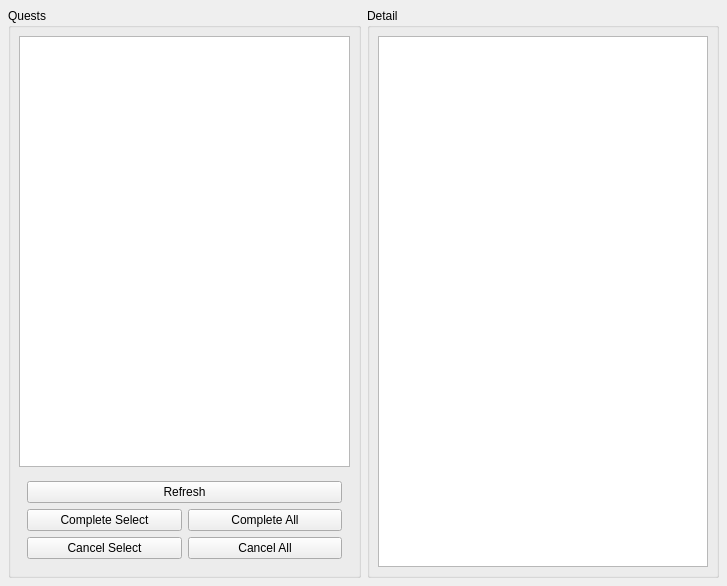
First picture: the form in ui/components/quests/quests.ui, repository evrins/dnf-gm-tool, before the edit.
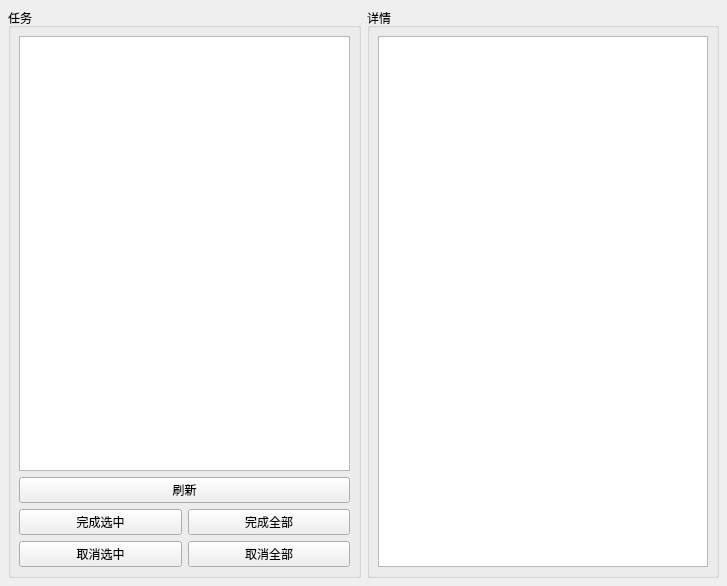
Second picture: the form after the edit.

Patch:
```diff
--- a/ui/components/quests/quests.ui
+++ b/ui/components/quests/quests.ui
@@ -29,7 +29,7 @@
    <item>
     <widget class="QGroupBox" name="quest_group_box">
      <property name="title">
-      <string>Quests</string>
+      <string>任务</string>
      </property>
      <layout class="QVBoxLayout" name="verticalLayout">
       <property name="leftMargin">
@@ -58,49 +58,49 @@
        <widget class="QWidget" name="btn_group" native="true">
         <layout class="QGridLayout" name="gridLayout">
          <property name="leftMargin">
-          <number>8</number>
+          <number>0</number>
          </property>
          <property name="topMargin">
-          <number>8</number>
+          <number>0</number>
          </property>
          <property name="rightMargin">
-          <number>8</number>
+          <number>0</number>
          </property>
          <property name="bottomMargin">
-          <number>8</number>
+          <number>0</number>
          </property>
          <item row="2" column="0">
           <widget class="QPushButton" name="cancel_select_btn">
            <property name="text">
-            <string>Cancel Select</string>
+            <string>取消选中</string>
            </property>
           </widget>
          </item>
          <item row="2" column="1">
           <widget class="QPushButton" name="cancel_all_btn">
            <property name="text">
-            <string>Cancel All</string>
+            <string>取消全部</string>
            </property>
           </widget>
          </item>
          <item row="1" column="1">
           <widget class="QPushButton" name="complete_all_btn">
            <property name="text">
-            <string>Complete All</string>
+            <string>完成全部</string>
            </property>
           </widget>
          </item>
          <item row="1" column="0">
           <widget class="QPushButton" name="complete_select_btn">
            <property name="text">
-            <string>Complete Select</string>
+            <string>完成选中</string>
            </property>
           </widget>
          </item>
          <item row="0" column="0" colspan="2">
           <widget class="QPushButton" name="refresh_btn">
            <property name="text">
-            <string>Refresh</string>
+            <string>刷新</string>
            </property>
           </widget>
          </item>
@@ -113,7 +113,7 @@
    <item>
     <widget class="QGroupBox" name="detail_group_box">
      <property name="title">
-      <string>Detail</string>
+      <string>详情</string>
      </property>
      <layout class="QVBoxLayout" name="verticalLayout_2">
       <property name="leftMargin">
```
